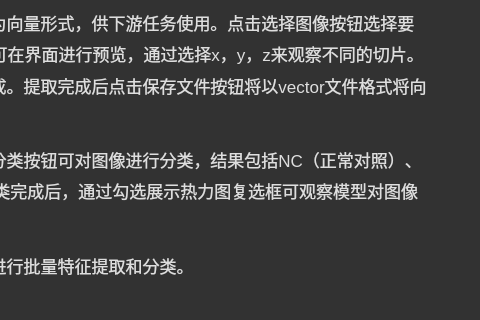
First picture: the form in ui/main.ui, repository feroooooo/Contrastive-Learning-MRI, before the edit; both pictures show x 800 to 1280 and y 130 to 450 of the 1280 by 720 pixel window.
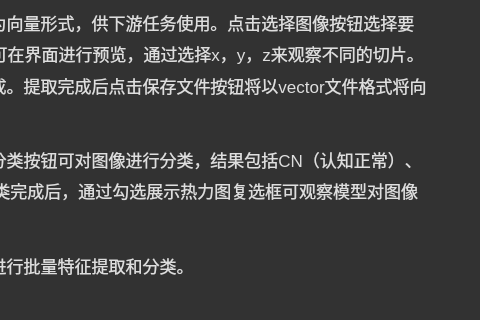
Second picture: the form after the edit. The open tabs and pages were chosen to show the change. Icons and pictures are not drawn.

Commit message: CN label and weight

```diff
--- a/ui/main.ui
+++ b/ui/main.ui
@@ -2266,7 +2266,7 @@
                            </rect>
                           </property>
                           <property name="text">
-                           <string>&lt;html&gt;&lt;head/&gt;&lt;body&gt;&lt;p style='line-height: 125%;'&gt;&lt;b&gt;特征提取界面：&lt;/b&gt;用于将脑结构磁共振图像转换为向量形式，供下游任务使用。点击选择图像按钮选择要提取特征的图像（nii或gz格式），加载图像后可在界面进行预览，通过选择x，y，z来观察不同的切片。点击提取特征按钮进行特征提取，等待提取完成。提取完成后点击保存文件按钮将以vector文件格式将向量形式的特征保存。&lt;/p&gt;&lt;p style='line-height: 125%;'&gt;&lt;b&gt;图像分类界面：&lt;/b&gt;加载图像操作同上。点击预测分类按钮可对图像进行分类，结果包括NC（正常对照）、MCI（轻度认知障碍）、AD（认知障碍）。分类完成后，通过勾选展示热力图复选框可观察模型对图像各部分关注程度的热力图。&lt;/p&gt;&lt;p style='line-height: 125%;'&gt;&lt;b&gt;批量处理界面：&lt;/b&gt;通过设置输入和输出目录，可进行批量特征提取和分类。&lt;/p&gt;&lt;/body&gt;&lt;/html&gt;</string>
+                           <string>&lt;html&gt;&lt;head/&gt;&lt;body&gt;&lt;p style='line-height: 125%;'&gt;&lt;b&gt;特征提取界面：&lt;/b&gt;用于将脑结构磁共振图像转换为向量形式，供下游任务使用。点击选择图像按钮选择要提取特征的图像（nii或gz格式），加载图像后可在界面进行预览，通过选择x，y，z来观察不同的切片。点击提取特征按钮进行特征提取，等待提取完成。提取完成后点击保存文件按钮将以vector文件格式将向量形式的特征保存。&lt;/p&gt;&lt;p style='line-height: 125%;'&gt;&lt;b&gt;图像分类界面：&lt;/b&gt;加载图像操作同上。点击预测分类按钮可对图像进行分类，结果包括CN（认知正常）、MCI（轻度认知障碍）、AD（认知障碍）。分类完成后，通过勾选展示热力图复选框可观察模型对图像各部分关注程度的热力图。&lt;/p&gt;&lt;p style='line-height: 125%;'&gt;&lt;b&gt;批量处理界面：&lt;/b&gt;通过设置输入和输出目录，可进行批量特征提取和分类。&lt;/p&gt;&lt;/body&gt;&lt;/html&gt;</string>
                           </property>
                           <property name="alignment">
                            <set>Qt::AlignLeading|Qt::AlignLeft|Qt::AlignTop</set>
```
The commit also changes 3 other files.
